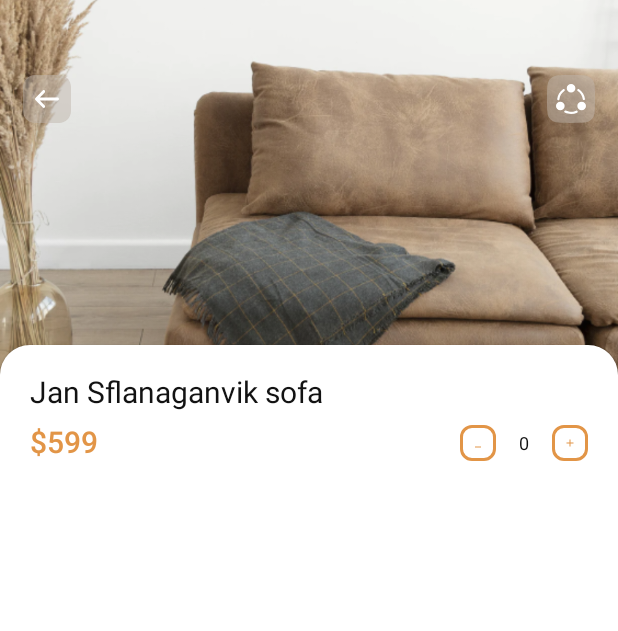
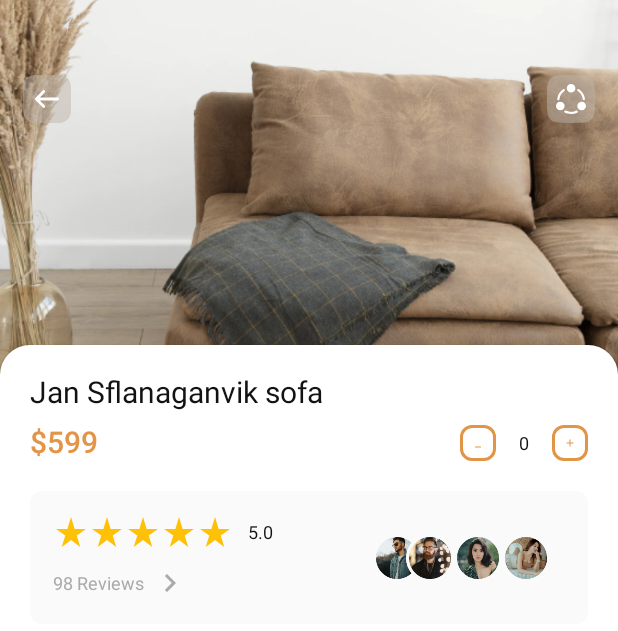
Before and after one commit to nameisjayant/furniture-app-compose-ui, an Android app built with Jetpack Compose: the composable ProductDetailScreen shown on its own in the app's theme, on a phone screen of 412 x 824 dp. Shown: the top 631 px of the screen. Run offline under Robolectric (Android 15) with nearby library versions, the phone set to English and light mode, and no system bars.

```diff
--- a/app/src/main/java/com/nameisjayant/furnitureapp/MainActivity.kt
+++ b/app/src/main/java/com/nameisjayant/furnitureapp/MainActivity.kt
@@ -31,7 +31,7 @@ class MainActivity : ComponentActivity() {
                     modifier = Modifier.fillMaxSize(),
                     color = MaterialTheme.colors.background,
                 ) {
-                    ProductDetailScreen()
+                    HomeScreen()
                 }
             }
         }
--- a/app/src/main/java/com/nameisjayant/furnitureapp/commonUi/CommonUi.kt
+++ b/app/src/main/java/com/nameisjayant/furnitureapp/commonUi/CommonUi.kt
@@ -11,6 +11,7 @@ import androidx.compose.material.IconButton
 import androidx.compose.runtime.Composable
 import androidx.compose.ui.Modifier
 import androidx.compose.ui.graphics.Color
+import androidx.compose.ui.graphics.vector.ImageVector
 import androidx.compose.ui.res.painterResource
 import androidx.compose.ui.unit.Dp
 import androidx.compose.ui.unit.dp
@@ -37,3 +38,21 @@ fun AppIconButton(
        Icon(painter = painterResource(id = icon), contentDescription = "", tint = tint)
     }
 }
+@SuppressLint("ModifierParameter")
+@Composable
+fun AppIcon(
+    icon:ImageVector,
+    tint:Color = Color.Unspecified,
+    modifier: Modifier = Modifier,
+) {
+    Icon(icon, contentDescription = "", tint = tint, modifier = modifier)
+}
+@SuppressLint("ModifierParameter")
+@Composable
+fun AppIconDrawable(
+    @DrawableRes icon:Int,
+    tint:Color = Color.Unspecified,
+    modifier: Modifier = Modifier,
+) {
+    Icon(painter = painterResource(id = icon), contentDescription = "", tint = tint, modifier = modifier)
+}
--- a/app/src/main/java/com/nameisjayant/furnitureapp/screens/ProductDetailScreen.kt
+++ b/app/src/main/java/com/nameisjayant/furnitureapp/screens/ProductDetailScreen.kt
@@ -1,5 +1,6 @@
 package com.nameisjayant.furnitureapp.screens
 
+import android.util.Log
 import androidx.compose.foundation.BorderStroke
 import androidx.compose.foundation.Image
 import androidx.compose.foundation.background
@@ -8,8 +9,7 @@ import androidx.compose.foundation.lazy.LazyColumn
 import androidx.compose.foundation.shape.RoundedCornerShape
 import androidx.compose.material.*
 import androidx.compose.material.icons.Icons
-import androidx.compose.material.icons.filled.Add
-import androidx.compose.material.icons.filled.Minimize
+import androidx.compose.material.icons.filled.*
 import androidx.compose.runtime.*
 import androidx.compose.ui.Alignment
 import androidx.compose.ui.Alignment.Companion.CenterVertically
@@ -26,11 +26,10 @@ import androidx.compose.ui.unit.dp
 import androidx.compose.ui.unit.sp
 import com.nameisjayant.furnitureapp.R
 import com.nameisjayant.furnitureapp.commonUi.AppIconButton
+import com.nameisjayant.furnitureapp.commonUi.AppIconDrawable
 import com.nameisjayant.furnitureapp.commonUi.SpacerHeight
-import com.nameisjayant.furnitureapp.ui.theme.DarkOrange
-import com.nameisjayant.furnitureapp.ui.theme.LightGray
-import com.nameisjayant.furnitureapp.ui.theme.PoppinFont
-import com.nameisjayant.furnitureapp.ui.theme.TextColor
+import com.nameisjayant.furnitureapp.commonUi.SpacerWidth
+import com.nameisjayant.furnitureapp.ui.theme.*
 
 @Composable
 fun ProductDetailScreen() {
@@ -42,7 +41,8 @@ fun ProductDetailScreen() {
             modifier = Modifier.fillMaxSize()
         ) {
             Image(
-                painter = painterResource(id = R.drawable.product_four), contentDescription = "",
+                painter = painterResource(id = R.drawable.product_four),
+                contentDescription = "",
                 contentScale = ContentScale.FillWidth,
                 modifier = Modifier
                     .height(250.dp)
@@ -58,6 +58,9 @@ fun ProductDetailScreen() {
                 LazyColumn {
                     item {
                         ProductHeaderSection()
+                    }
+                    item {
+                        RatingSection()
                     }
                 }
             }
@@ -82,30 +85,28 @@ fun ProductHeaderSection() {
         )
         SpacerHeight(10.dp)
         Row(
-            modifier = Modifier.fillMaxWidth(),
-            horizontalArrangement = Arrangement.SpaceBetween
+            modifier = Modifier.fillMaxWidth(), horizontalArrangement = Arrangement.SpaceBetween
         ) {
             Text(
                 text = "$599", style = TextStyle(
-                    fontSize = 20.sp,
-                    fontWeight = FontWeight.W600,
-                    color = DarkOrange
+                    fontSize = 20.sp, fontWeight = FontWeight.W600, color = DarkOrange
                 )
             )
             Row(
             ) {
-                ProductCount(icon = Icons.Default.Minimize){
-                    if(count != "0")
-                    count=count.toInt().minus(1).toString()
+                ProductCount(icon = Icons.Default.Minimize) {
+                    if (count != "0") count = count.toInt().minus(1).toString()
                 }
-                Text(text = count, style = TextStyle(
-                    fontSize = 12.sp,
-                    fontWeight = FontWeight.W400,
-                    color = TextColor,
-                ),
-                modifier = Modifier.align(CenterVertically).padding(horizontal = 15.dp)
+                Text(
+                    text = count, style = TextStyle(
+                        fontSize = 12.sp,
+                        fontWeight = FontWeight.W400,
+                        color = TextColor,
+                    ), modifier = Modifier
+                        .align(CenterVertically)
+                        .padding(horizontal = 15.dp)
                 )
-                ProductCount(icon = Icons.Default.Add){
+                ProductCount(icon = Icons.Default.Add) {
                     count = count.toInt().plus(1).toString()
                 }
             }
@@ -114,13 +115,91 @@ fun ProductHeaderSection() {
 }
 
 @Composable
+fun RatingSection() {
+
+    val personIcons =
+        listOf(R.drawable.person_1, R.drawable.person_2, R.drawable.person_3, R.drawable.person_4)
+
+    Box(
+        modifier = Modifier
+            .fillMaxWidth()
+            .padding(horizontal = 20.dp)
+            .clip(RoundedCornerShape(8.dp))
+            .background(Background)
+    ) {
+        Row(
+            modifier = Modifier
+                .fillMaxWidth()
+                .padding(15.dp),
+            horizontalArrangement = Arrangement.SpaceBetween
+        ) {
+            Column() {
+                Row {
+                    Row {
+                        (0..4).forEach {
+                            Icon(
+                                Icons.Default.StarRate,
+                                contentDescription = "",
+                                tint = Yellow,
+                            )
+                        }
+                    }
+                    SpacerWidth(10.dp)
+                    Text(
+                        text = "5.0", style = TextStyle(
+                            fontSize = 12.sp,
+                            fontWeight = FontWeight.W400,
+                            color = TextColor
+                        ),
+                        modifier = Modifier.align(CenterVertically)
+                    )
+                }
+                Row(
+                    modifier = Modifier.padding(top = 10.dp)
+                ) {
+                    Text(
+                        text = "98 Reviews", style = TextStyle(
+                            fontSize = 12.sp,
+                            fontWeight = FontWeight.W400,
+                            color = LightGray
+                        ),
+                        modifier = Modifier.align(CenterVertically)
+                    )
+                    SpacerWidth()
+                    Icon(
+                        Icons.Default.KeyboardArrowRight,
+                        contentDescription = "",
+                        tint = LightGray
+                    )
+                }
+            }
+            Row(
+                modifier = Modifier.align(CenterVertically)
+            ) {
+                personIcons.forEachIndexed { index, i ->
+                    Log.d("main", "RatingSection: $index ")
+                    AppIconDrawable(
+                        icon = i,
+                        modifier = Modifier
+                            .size(32.dp)
+                            .offset(
+                                x = if (index > 0) -(10.dp) else 0.dp, y = 0.dp
+                            ),
+                    )
+                }
+
+            }
+        }
+    }
+}
+
+@Composable
 fun ProductCount(
-    icon: ImageVector,
-    modifier: Modifier = Modifier,
-    onClick: () -> Unit = {}
+    icon: ImageVector, modifier: Modifier = Modifier, onClick: () -> Unit = {}
 ) {
     TextButton(
-        onClick = { onClick() }, modifier = modifier.size(24.dp),
+        onClick = { onClick() },
+        modifier = modifier.size(24.dp),
         shape = RoundedCornerShape(8.dp),
         elevation = ButtonDefaults.elevation(0.dp),
         border = BorderStroke(2.dp, DarkOrange)
--- a/app/src/main/java/com/nameisjayant/furnitureapp/ui/theme/Color.kt
+++ b/app/src/main/java/com/nameisjayant/furnitureapp/ui/theme/Color.kt
@@ -13,3 +13,5 @@ val TextColor = Color(0XFF121212)
 val LightGray = Color(0XFFAAAAAA)
 val CategoryOne = Color(0XFFD7D5D3)
 val CategoryTwo = Color(0XFFE3E0D5)
+val Background = Color(0XFFFAFAFA)
+val Yellow = Color(0XFFFFC107)
```
